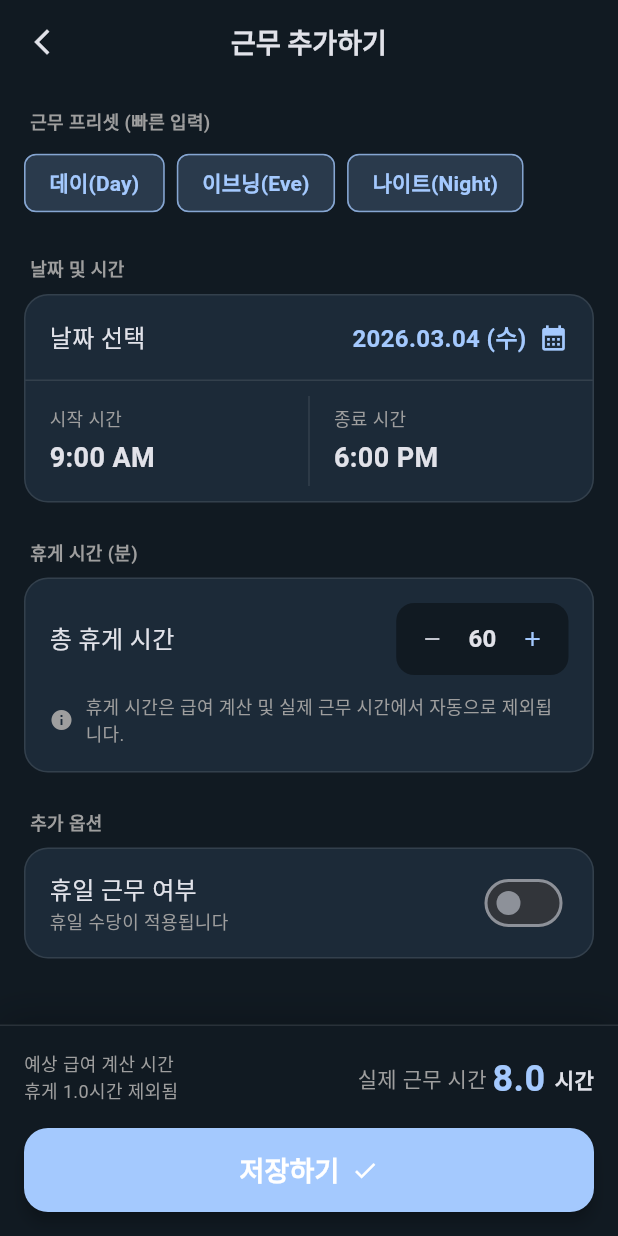
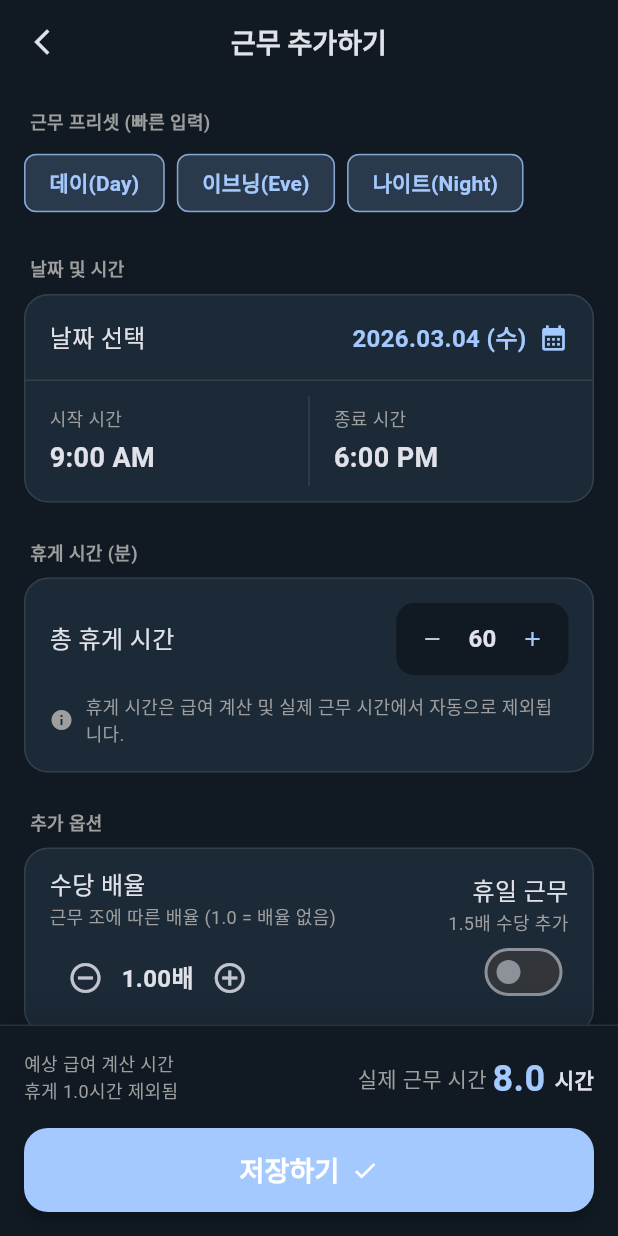
Before and after one commit to Evan-Yoon/salery_calculator, a Flutter app: the AddShiftPage screen opened directly, on a phone screen of 412 x 824 dp. Run offline on Flutter 3.47's test engine with Material 3 defaults, Android fonts, the phone set to English and light mode, and no system bars; our stand-ins replace fl_chart, shared_preferences, table_calendar; accounts and stored records are empty; Roboto replaces fonts that are missing (Manrope).

Commit message:
feat: introduce shift management with add shift page, settings, shift calculation, and data models for entries and presets.

```diff
--- a/lib/models/shift_entry.dart
+++ b/lib/models/shift_entry.dart
@@ -10,6 +10,7 @@ class ShiftEntry {
   final int breakTimeMinutes; // [STUDY NOTE]: 휴게 시간(분 단위)입니다. 급여 계산에서 제외됩니다.
   final bool isHoliday; // [STUDY NOTE]: 휴일 근무 여부입니다. (휴일 수당 1.5배 적용을 위함)
   final double hourlyWage; // [STUDY NOTE]: 이 근무를 했을 당시의 시급입니다.
+  final double payMultiplier; // [STUDY NOTE]: 이 근무에 적용된 배율 (기본 1.0)
   final double totalPay; // [STUDY NOTE]: 계산된 최종 급여(수당 포함)입니다.
 
   // [STUDY NOTE]: 생성자(Constructor)입니다. 객체를 만들 때 필수(required)로 값을 받도록 설정했습니다.
@@ -21,6 +22,7 @@ class ShiftEntry {
     required this.breakTimeMinutes,
     required this.isHoliday,
     required this.hourlyWage,
+    required this.payMultiplier,
     required this.totalPay,
   });
 
@@ -35,6 +37,7 @@ class ShiftEntry {
       'breakTimeMinutes': breakTimeMinutes,
       'isHoliday': isHoliday,
       'hourlyWage': hourlyWage,
+      'payMultiplier': payMultiplier,
       'totalPay': totalPay,
     };
   }
@@ -51,6 +54,7 @@ class ShiftEntry {
       breakTimeMinutes: map['breakTimeMinutes']?.toInt() ?? 0,
       isHoliday: map['isHoliday'] ?? false,
       hourlyWage: map['hourlyWage']?.toDouble() ?? 0.0,
+      payMultiplier: map['payMultiplier']?.toDouble() ?? 1.0,
       totalPay: map['totalPay']?.toDouble() ?? 0.0,
     );
   }
--- a/lib/models/shift_preset.dart
+++ b/lib/models/shift_preset.dart
@@ -8,6 +8,8 @@ class ShiftPreset {
   final TimeOfDay startTime;
   final TimeOfDay endTime;
   final int breakTimeMinutes;
+  final double
+      payMultiplier; // [STUDY NOTE]: 기본 시급 대비 수당 배율 (예: 1.0, 1.25, 1.5)
 
   ShiftPreset({
     required this.id,
@@ -15,6 +17,7 @@ class ShiftPreset {
     required this.startTime,
     required this.endTime,
     required this.breakTimeMinutes,
+    this.payMultiplier = 1.0, // 기본값은 1배수(수당 없음)
   });
 
   Map<String, dynamic> toMap() {
@@ -26,6 +29,7 @@ class ShiftPreset {
       'endHour': endTime.hour,
       'endMinute': endTime.minute,
       'breakTimeMinutes': breakTimeMinutes,
+      'payMultiplier': payMultiplier,
     };
   }
 
@@ -42,6 +46,7 @@ class ShiftPreset {
         minute: map['endMinute']?.toInt() ?? 0,
       ),
       breakTimeMinutes: map['breakTimeMinutes']?.toInt() ?? 0,
+      payMultiplier: map['payMultiplier']?.toDouble() ?? 1.0,
     );
   }
 
--- a/lib/screens/add_shift_page.dart
+++ b/lib/screens/add_shift_page.dart
@@ -20,6 +20,7 @@ class _AddShiftPageState extends State<AddShiftPage> {
   TimeOfDay _endTime = const TimeOfDay(hour: 18, minute: 0);
   int _breakTimeMinutes = 60;
   bool _isHoliday = false;
+  double _payMultiplier = 1.0;
 
   @override
   Widget build(BuildContext context) {
@@ -99,6 +100,7 @@ class _AddShiftPageState extends State<AddShiftPage> {
               _startTime = preset.startTime;
               _endTime = preset.endTime;
               _breakTimeMinutes = preset.breakTimeMinutes;
+              _payMultiplier = preset.payMultiplier;
             });
           },
         );
@@ -277,18 +279,48 @@ class _AddShiftPageState extends State<AddShiftPage> {
       child: Row(
         mainAxisAlignment: MainAxisAlignment.spaceBetween,
         children: [
-          const Column(
+          Expanded(
+            child: Column(
               crossAxisAlignment: CrossAxisAlignment.start,
               children: [
-              Text('휴일 근무 여부', style: TextStyle(fontSize: 16)),
-              Text('휴일 수당이 적용됩니다',
+                const Text('수당 배율', style: TextStyle(fontSize: 16)),
+                const Text('근무 조에 따른 배율 (1.0 = 배율 없음)',
                     style: TextStyle(color: Colors.grey, fontSize: 12)),
+                const SizedBox(height: 8),
+                Row(
+                  children: [
+                    IconButton(
+                      icon: const Icon(Icons.remove_circle_outline),
+                      onPressed: () => setState(() {
+                        if (_payMultiplier > 1.0) _payMultiplier -= 0.05;
+                      }),
+                    ),
+                    Text('${_payMultiplier.toStringAsFixed(2)}배',
+                        style: const TextStyle(
+                            fontWeight: FontWeight.bold, fontSize: 16)),
+                    IconButton(
+                      icon: const Icon(Icons.add_circle_outline),
+                      onPressed: () => setState(() {
+                        _payMultiplier += 0.05;
+                      }),
+                    ),
                   ],
                 ),
+              ],
+            ),
+          ),
+          Column(
+            crossAxisAlignment: CrossAxisAlignment.end,
+            children: [
+              const Text('휴일 근무', style: TextStyle(fontSize: 16)),
+              const Text('1.5배 수당 추가',
+                  style: TextStyle(color: Colors.grey, fontSize: 12)),
               Switch(
                 value: _isHoliday,
                 onChanged: (val) => setState(() => _isHoliday = val),
                 activeThumbColor: Theme.of(context).colorScheme.primary,
+              ),
+            ],
           ),
         ],
       ),
@@ -442,6 +474,7 @@ class _AddShiftPageState extends State<AddShiftPage> {
       isHoliday: _isHoliday,
       hourlyWage: provider.hourlyWage,
       isFiveOrMoreEmployees: provider.isFiveOrMoreEmployees,
+      payMultiplier: _payMultiplier,
     );
 
     final entry = ShiftEntry(
@@ -452,6 +485,7 @@ class _AddShiftPageState extends State<AddShiftPage> {
       breakTimeMinutes: _breakTimeMinutes,
       isHoliday: _isHoliday,
       hourlyWage: provider.hourlyWage,
+      payMultiplier: _payMultiplier,
       totalPay: totalPay,
     );
 
--- a/lib/utils/shift_calculator.dart
+++ b/lib/utils/shift_calculator.dart
@@ -9,6 +9,8 @@ class ShiftCalculator {
     required bool isHoliday,
     required double hourlyWage,
     required bool isFiveOrMoreEmployees,
+    required double
+        payMultiplier, // [STUDY NOTE]: 기본 시급 대비 수당 배율 (예: 1.0, 1.25, 1.5)
   }) {
     // 1. 총 근무 시간 계산
     Duration totalDuration = endTime.difference(startTime);
@@ -42,7 +44,18 @@ class ShiftCalculator {
     double nightAllowance =
         isFiveOrMoreEmployees ? nightHours * hourlyWage * 0.5 : 0.0;
 
-    return basePay + overtimeAllowance + nightAllowance;
+    // 6. 프리셋 커스텀 수당 (예: 이브닝 1.25배면 0.25배 해당액 추가)
+    double customAllowance = 0.0;
+    if (payMultiplier > 1.0) {
+      customAllowance = basePay * (payMultiplier - 1.0);
+    }
+
+    // 주의: 법정 야간/연장 수당과 병원별 커스텀 수당(예: 이브닝 1.25배)이 중복될 수 있습니다.
+    // 사용자가 프리셋 수당(1.25배 등)을 적용한다면, 보통 법정 수당을 포괄하는 경우가 많음.
+    // 여기서는 법정 수당과 커스텀 수당 중 더 큰 혜택(또는 합산)을 어떻게 정할지는
+    // 기본적으로 합산하여 보여주되, 사용자가 '5인 이상 사업장' 옵션을 끄면 커스텀 수당만 적용됩니다.
+
+    return basePay + overtimeAllowance + nightAllowance + customAllowance;
   }
 
   // [STUDY NOTE]: 밤 10시(22:00)부터 다음 날 아침 6시(06:00) 사이에 근무한 '야간 근로 시간'만을 추려내는 내부용(private) 함수입니다.
```
Also changed, not shown: custom_multiplier_analyze.txt (added, +8 -0 lines), lib/screens/settings_page.dart (+54 -4 lines). Lines whose indentation alone changed are shown as unchanged.
